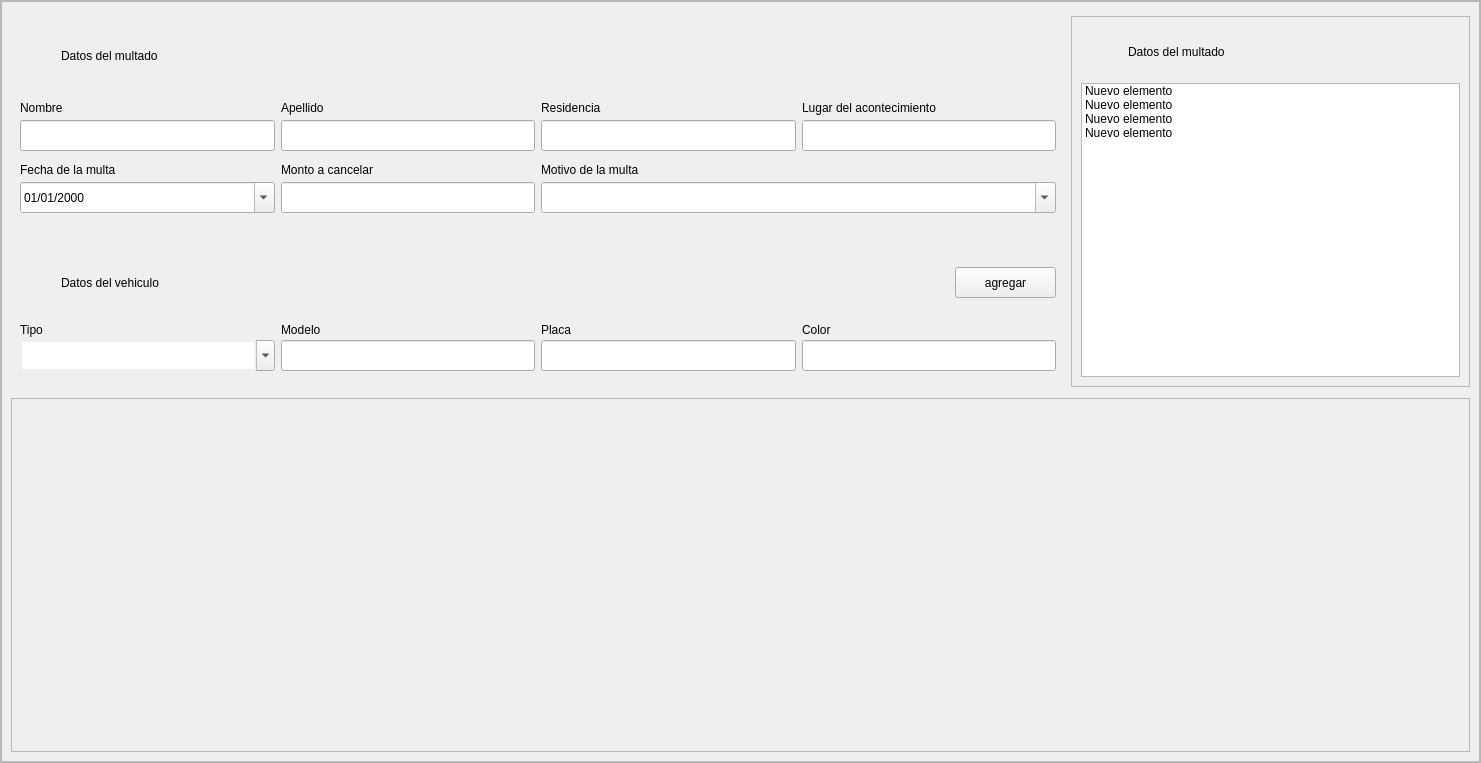
Old version of the form src/ui/pantalla_multados_view.ui in the repository Enmanuel-86/MultasLoader.
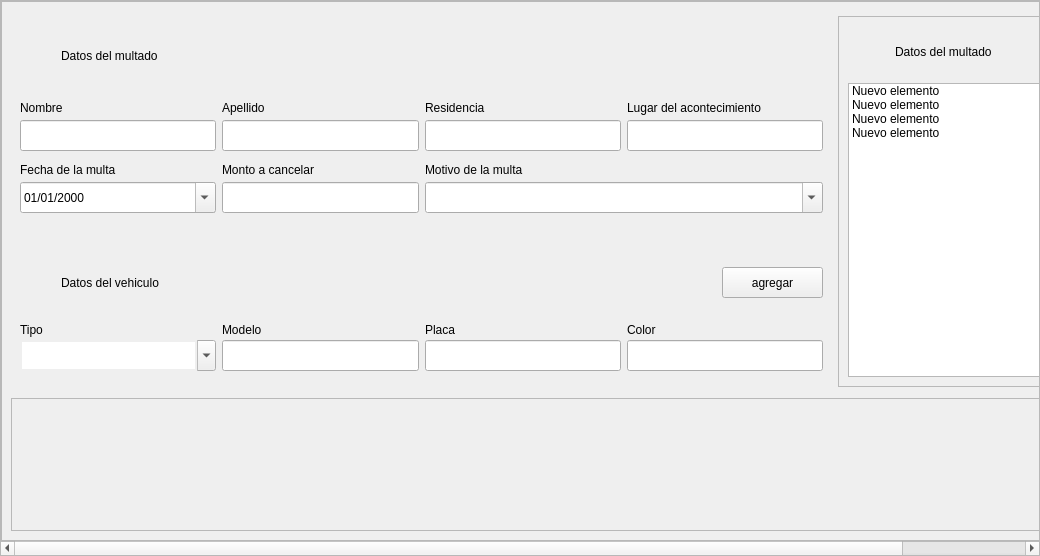
New version of the form.

Commit message: se ajusto el tamaño

Diff of the .ui file:
```diff
--- a/src/ui/pantalla_multados_view.ui
+++ b/src/ui/pantalla_multados_view.ui
@@ -6,8 +6,8 @@
    <rect>
     <x>0</x>
     <y>0</y>
-    <width>1481</width>
-    <height>763</height>
+    <width>1040</width>
+    <height>556</height>
    </rect>
   </property>
   <property name="windowTitle">
@@ -42,8 +42,8 @@
        <rect>
         <x>0</x>
         <y>0</y>
-        <width>1479</width>
-        <height>761</height>
+        <width>1181</width>
+        <height>537</height>
        </rect>
       </property>
       <layout class="QVBoxLayout" name="verticalLayout_2">
```
Left out of the diff: 16 changed lines with no effect on the pictures.
